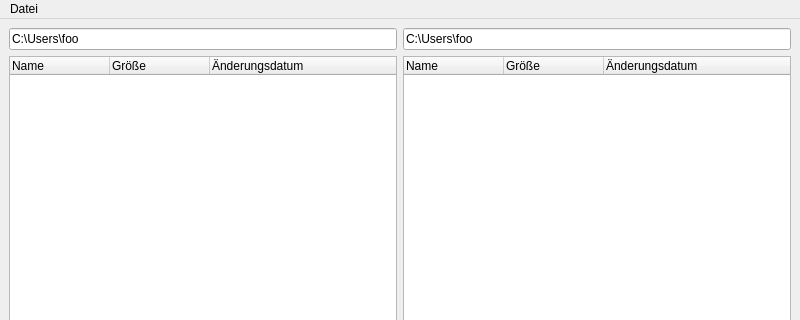
This is mainwindow.ui in striezel/qt-commander as Qt 5 draws it before an edit; both pictures show x 0 to 800 and y 0 to 320 of the 800 by 600 pixel window. The edited form follows.
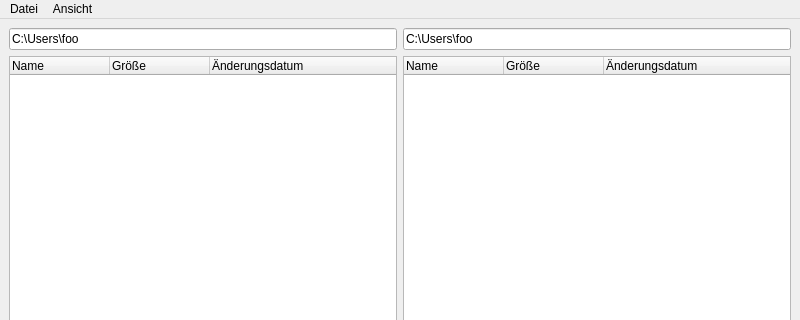
This is the edited form. Icons and pictures are not drawn. Custom widgets are drawn as their Qt base class.

Commit message: add menu item and shortcut to refresh current view

Patch:
```diff
--- a/mainwindow.ui
+++ b/mainwindow.ui
@@ -171,7 +171,14 @@
     </property>
     <addaction name="actionExit"/>
    </widget>
+   <widget class="QMenu" name="menuView">
+    <property name="title">
+     <string>Ansicht</string>
+    </property>
+    <addaction name="actionRefresh"/>
+   </widget>
    <addaction name="menuFile"/>
+   <addaction name="menuView"/>
   </widget>
   <widget class="QStatusBar" name="statusbar"/>
   <action name="actionExit">
```
Left out of the diff: 11 changed lines with no effect on the pictures. The commit also changes 2 other files.
